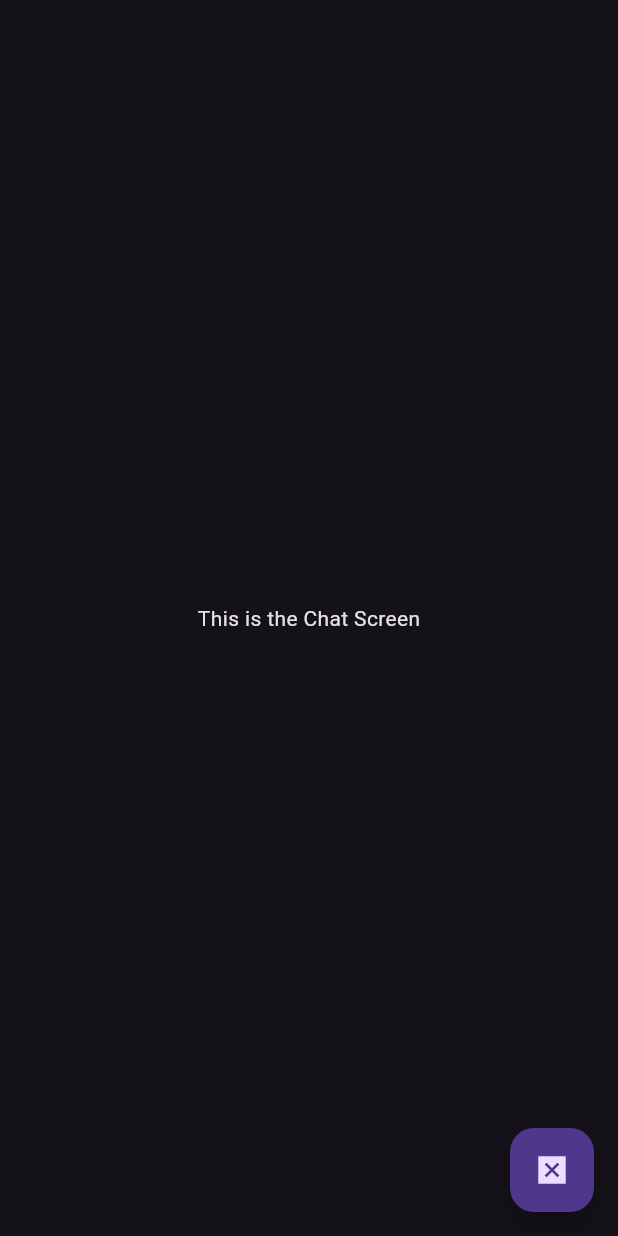
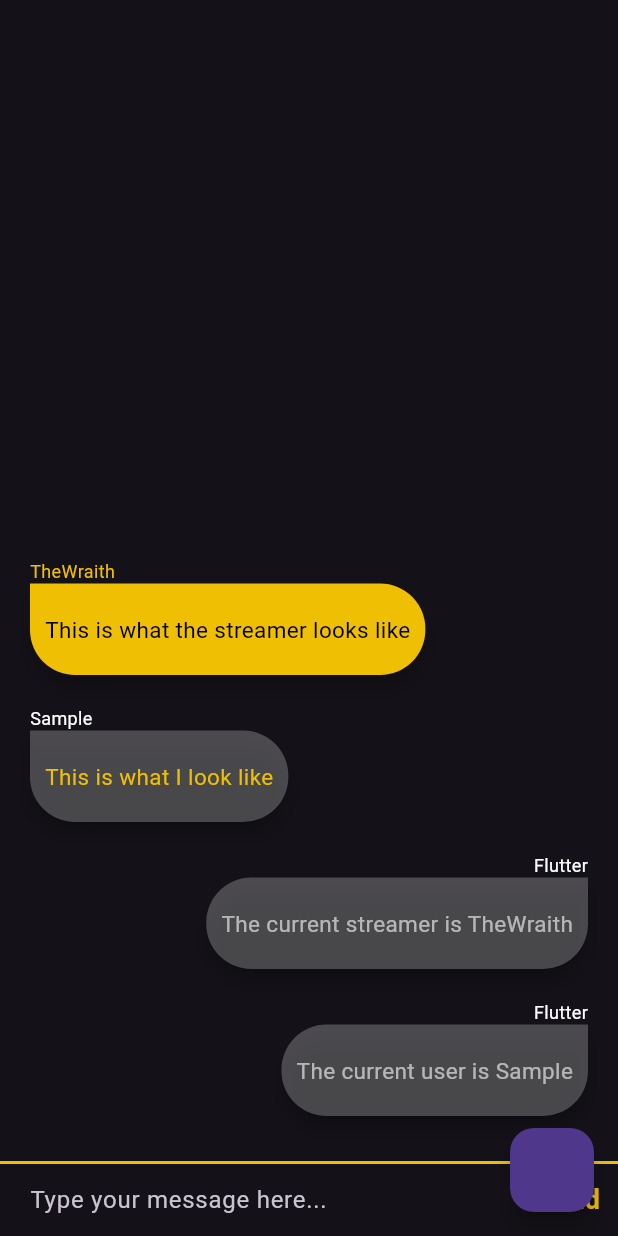
Before and after one commit to TrevorRomans/shadow_chat, a Flutter app: the ChatScreen screen opened by its route, on a phone screen of 412 x 824 dp. Run offline on Flutter 3.47's test engine with Material 3 defaults, Android fonts, the phone set to English and light mode, and no system bars; our stand-ins replace animated_text_kit, cloud_firestore, firebase_auth, firebase_core, modal_progress_hud_nsn; accounts and stored records are empty.

Commit message:
Tested chat appearance

```diff
--- a/lib/constants.dart
+++ b/lib/constants.dart
@@ -1,6 +1,6 @@
 import 'package:flutter/material.dart';
 
-const kIsFABEnabled = false;
+const kIsFABEnabled = true;
 
 const kGold = Color(0xFFEFBF04);
 
--- a/lib/screens/chat_screen.dart
+++ b/lib/screens/chat_screen.dart
@@ -6,13 +6,66 @@ import 'welcome_screen.dart';
 import 'session_picker_screen.dart'
     show loggedInUser, isViewer, streamerName, viewerName;
 
-final User currentUser = loggedInUser;
-final bool userIsViewer = isViewer;
-final String streamer = streamerName;
-final String viewer = viewerName;
+//TODO: revert to normal form after Firestore is up and running
+final User? currentUser = kIsFABEnabled ? null : loggedInUser;
+final bool userIsViewer = kIsFABEnabled ? true : isViewer;
+final String streamer = kIsFABEnabled ? 'TheWraith' : streamerName;
+final String viewer = kIsFABEnabled ? 'Sample' : viewerName;
 
-final _firestore =
-    FirebaseFirestore.instance.collection('streams').doc(streamer);
+// final _firestore = FirebaseFirestore.instance.collection('streams').doc(streamer);
+
+List<Widget> testStream = [
+  MessageBubble(
+    sender: 'Flutter',
+    text: 'The current user is $viewer',
+    isMe: false,
+  ),
+  MessageBubble(
+    sender: 'Flutter',
+    text: 'The current streamer is $streamer',
+    isMe: false,
+  ),
+  MessageBubble(
+    sender: 'Sample',
+    text: 'This is what I look like',
+    isMe: true,
+  ),
+  Padding(
+    padding: EdgeInsets.all(10.0),
+    child: Column(
+      crossAxisAlignment: CrossAxisAlignment.start,
+      children: [
+        Text(
+          streamer,
+          style: TextStyle(
+            fontSize: 12.0,
+            color: kGold,
+          ),
+        ),
+        Material(
+          borderRadius: BorderRadius.only(
+            topRight: Radius.circular(30.0),
+            bottomLeft: Radius.circular(30.0),
+            bottomRight: Radius.circular(30.0),
+          ),
+          elevation: 5.0,
+          color: kGold,
+          child: Padding(
+            padding:
+                const EdgeInsets.symmetric(horizontal: 10.0, vertical: 20.0),
+            child: Text(
+              'This is what the streamer looks like',
+              style: TextStyle(
+                fontSize: 15.0,
+                color: Colors.black,
+              ),
+            ),
+          ),
+        ),
+      ],
+    ),
+  ),
+];
 
 class ChatScreen extends StatefulWidget {
   static String id = 'chat_screen';
@@ -25,21 +78,76 @@ class ChatScreen extends StatefulWidget {
 
 // By entering this screen, it is assumed that none of the errors from Session Picker have occurred
 class _ChatScreenState extends State<ChatScreen> {
+  final messageTextController = TextEditingController();
+  String messageText = '';
+
   @override
   void initState() {
     super.initState();
 
     if (!userIsViewer) {
       // Using regular set operation will also override an existing document completely if one exists
-      _firestore.set({"isStreaming": true});
+      //_firestore.set({"isStreaming": true});
     }
   }
 
   @override
   Widget build(BuildContext context) {
     return Scaffold(
-      body: Center(
-        child: Text('This is the Chat Screen'),
+      body: SafeArea(
+        child: Column(
+          mainAxisAlignment: MainAxisAlignment.spaceBetween,
+          crossAxisAlignment: CrossAxisAlignment.stretch,
+          children: [
+            Expanded(
+              child: ListView(
+                reverse: true,
+                padding: EdgeInsets.symmetric(horizontal: 10, vertical: 20.0),
+                children: testStream,
+              ),
+            ),
+            Container(
+              decoration: BoxDecoration(
+                border: Border(
+                  top: BorderSide(color: kGold, width: 2.0),
+                ),
+              ),
+              child: Row(
+                crossAxisAlignment: CrossAxisAlignment.center,
+                children: [
+                  Expanded(
+                    child: TextField(
+                      controller: messageTextController,
+                      onChanged: (value) {
+                        messageText = value;
+                      },
+                      decoration: InputDecoration(
+                        contentPadding: EdgeInsets.symmetric(
+                            vertical: 10.0, horizontal: 20.0),
+                        hintText: 'Type your message here...',
+                        border: InputBorder.none,
+                      ),
+                    ),
+                  ),
+                  TextButton(
+                    onPressed: () {
+                      messageTextController.clear();
+                      //TODO: add message to firestore
+                    },
+                    child: Text(
+                      'Send',
+                      style: TextStyle(
+                        color: kGold,
+                        fontWeight: FontWeight.bold,
+                        fontSize: 18.0,
+                      ),
+                    ),
+                  ),
+                ],
+              ),
+            ),
+          ],
+        ),
       ),
       floatingActionButton: FloatingActionButton(
         onPressed: kIsFABEnabled
@@ -69,29 +177,30 @@ class MessageBubble extends StatelessWidget {
     return Padding(
       padding: EdgeInsets.all(10.0),
       child: Column(
-        crossAxisAlignment:
-            userIsViewer ? CrossAxisAlignment.end : CrossAxisAlignment.start,
+        crossAxisAlignment: !userIsViewer || isMe
+            ? CrossAxisAlignment.start
+            : CrossAxisAlignment.end,
         children: [
           Text(
             sender,
             style: TextStyle(
               fontSize: 12.0,
-              color: Colors.white,
+              color: !userIsViewer ? kGold : Colors.white,
             ),
           ),
           Material(
-            borderRadius: isMe
+            borderRadius: !userIsViewer || isMe
                 ? BorderRadius.only(
+                    topRight: Radius.circular(30.0),
+                    bottomLeft: Radius.circular(30.0),
+                    bottomRight: Radius.circular(30.0))
+                : BorderRadius.only(
                     topLeft: Radius.circular(30.0),
                     bottomLeft: Radius.circular(30.0),
                     bottomRight: Radius.circular(30.0),
-                  )
-                : BorderRadius.only(
-                    topRight: Radius.circular(30.0),
-                    bottomLeft: Radius.circular(30.0),
-                    bottomRight: Radius.circular(30.0)),
+                  ),
             elevation: 5.0,
-            color: userIsViewer ? Colors.black12 : kGold,
+            color: userIsViewer ? Colors.white24 : kGold,
             child: Padding(
               padding:
                   const EdgeInsets.symmetric(horizontal: 10.0, vertical: 20.0),
--- a/lib/screens/welcome_screen.dart
+++ b/lib/screens/welcome_screen.dart
@@ -1,6 +1,7 @@
 import 'package:flutter/material.dart';
 import 'package:shadow_chat/components/rounded_button.dart';
 import 'package:shadow_chat/constants.dart';
+import 'package:shadow_chat/screens/chat_screen.dart';
 import 'package:shadow_chat/screens/create_account_screen.dart';
 import 'login_screen.dart';
 import 'package:animated_text_kit/animated_text_kit.dart';
@@ -109,7 +110,7 @@ class _WelcomeScreenState extends State<WelcomeScreen>
       floatingActionButton: FloatingActionButton(
         onPressed: kIsFABEnabled
             ? () {
-                Navigator.pushNamed(context, LoginScreen.id);
+                Navigator.pushNamed(context, ChatScreen.id);
               }
             : null,
         child: kIsFABEnabled ? null : Icon(Icons.disabled_by_default),
```
